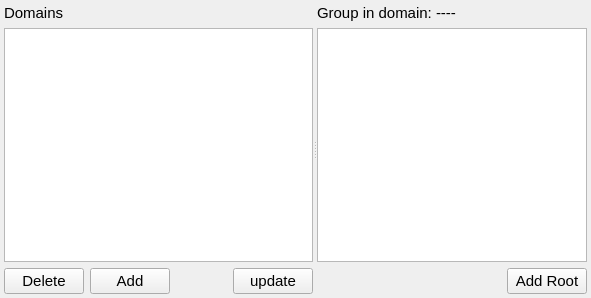
Qt form ccs/tree_group/TreeGroupManager.ui (bisegni/chaosframework) before a commit.
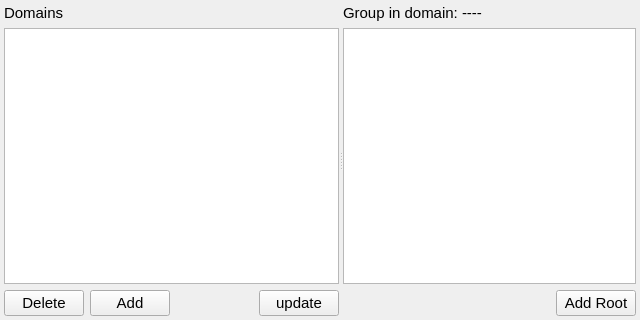
The same form after that commit.

The edit to the form file:
```diff
--- a/ccs/tree_group/TreeGroupManager.ui
+++ b/ccs/tree_group/TreeGroupManager.ui
@@ -6,10 +6,16 @@
    <rect>
     <x>0</x>
     <y>0</y>
-    <width>591</width>
-    <height>298</height>
+    <width>640</width>
+    <height>320</height>
    </rect>
   </property>
+  <property name="minimumSize">
+   <size>
+    <width>640</width>
+    <height>320</height>
+   </size>
+  </property>
   <property name="windowTitle">
    <string>Form</string>
   </property>
@@ -50,6 +56,18 @@
        </item>
        <item>
         <widget class="QListView" name="listViewDomains">
+         <property name="sizePolicy">
+          <sizepolicy hsizetype="Expanding" vsizetype="Expanding">
+           <horstretch>0</horstretch>
+           <verstretch>0</verstretch>
+          </sizepolicy>
+         </property>
+         <property name="maximumSize">
+          <size>
+           <width>16777215</width>
+           <height>16777215</height>
+          </size>
+         </property>
          <property name="font">
           <font>
            <pointsize>11</pointsize>
@@ -164,6 +182,18 @@
            <pointsize>11</pointsize>
           </font>
          </property>
+         <property name="indentation">
+          <number>10</number>
+         </property>
+         <property name="rootIsDecorated">
+          <bool>false</bool>
+         </property>
+         <property name="animated">
+          <bool>false</bool>
+         </property>
+         <property name="headerHidden">
+          <bool>true</bool>
+         </property>
         </widget>
        </item>
        <item>
```
Left out of the diff: 2 changed lines with no effect on the pictures.
